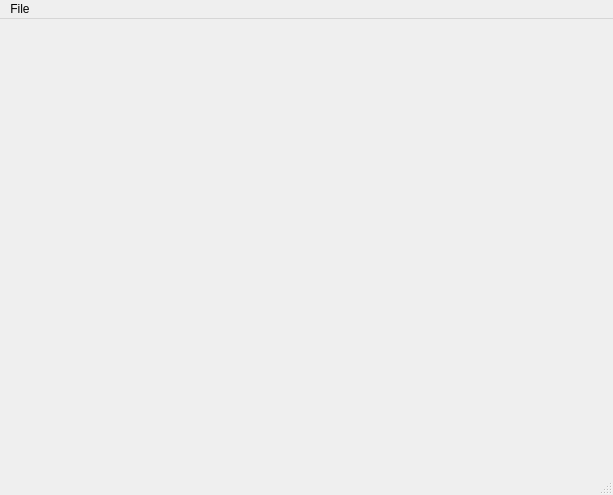
First picture: the form in studio/main_window.ui, repository caryoscelus/rainynite-studio, before the edit.
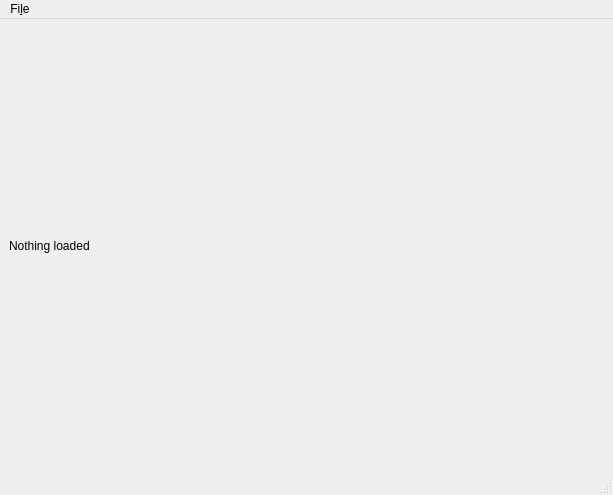
Second picture: the form after the edit. Icons and pictures are not drawn.

Diff of the .ui file:
```diff
--- a/studio/main_window.ui
+++ b/studio/main_window.ui
@@ -13,7 +13,17 @@
   <property name="windowTitle">
    <string>MainWindow</string>
   </property>
-  <widget class="QWidget" name="centralwidget"/>
+  <widget class="QWidget" name="centralwidget">
+   <layout class="QVBoxLayout" name="verticalLayout">
+    <item>
+     <widget class="QLabel" name="image">
+      <property name="text">
+       <string>Nothing loaded</string>
+      </property>
+     </widget>
+    </item>
+   </layout>
+  </widget>
   <widget class="QMenuBar" name="menubar">
    <property name="geometry">
     <rect>
@@ -25,7 +35,7 @@
    </property>
    <widget class="QMenu" name="menu_file">
     <property name="title">
-     <string>File</string>
+     <string>Fi&amp;le</string>
     </property>
     <addaction name="action_open"/>
     <addaction name="action_quit"/>
```
Left out of the diff: 10 changed lines with no effect on the pictures.
